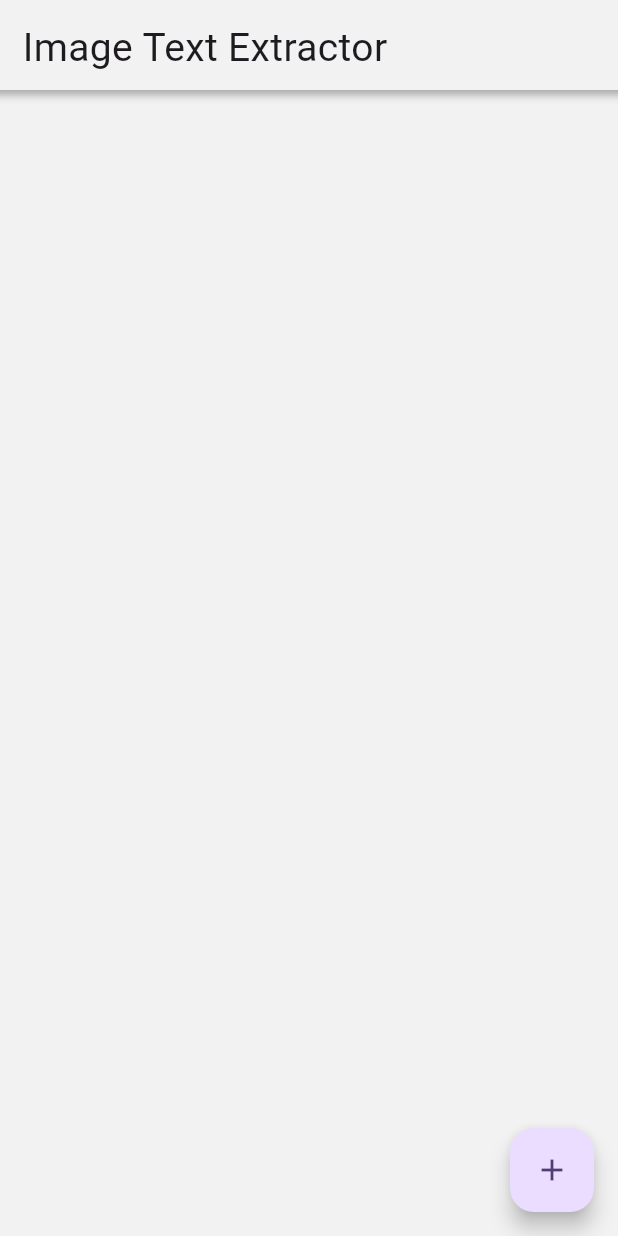
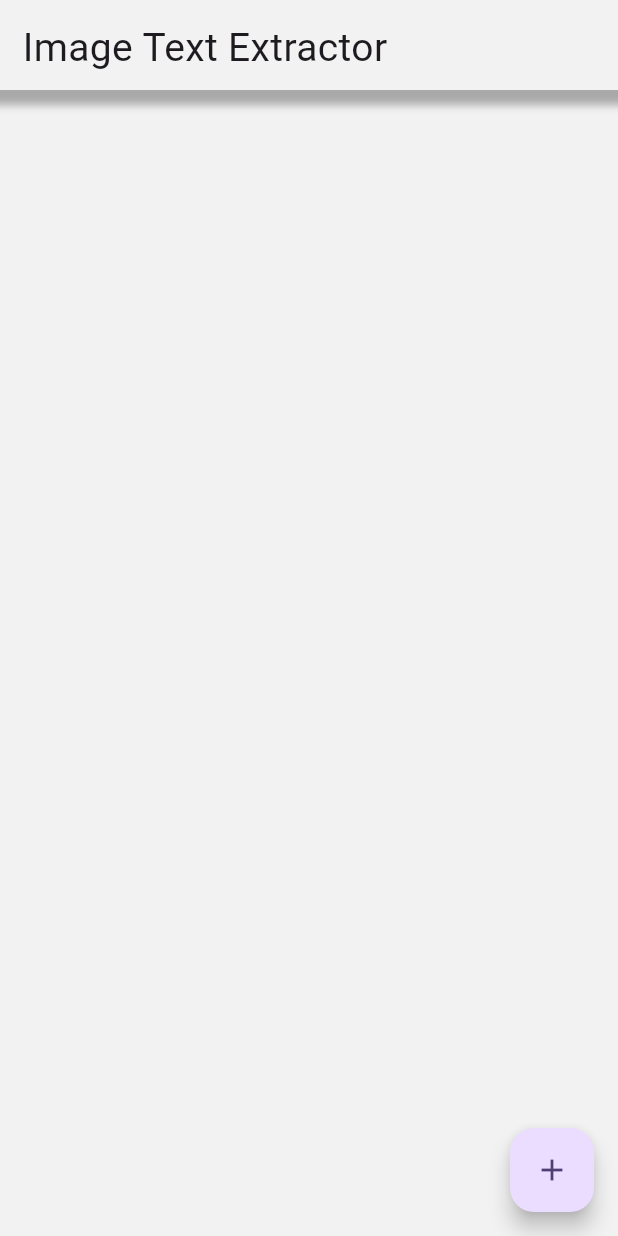
Before and after one commit to CenturionTheMan/MobileImageTextExtractor, a Flutter app: the screen it shows after launch, on a phone screen of 412 x 824 dp. Run offline on Flutter 3.47's test engine with Material 3 defaults, Android fonts, the phone set to English and light mode, and no system bars; our stand-ins replace camera, image_picker.

Commit message:
Small changes

```diff
--- a/image_text_extractor/lib/pages/camera_view_page.dart
+++ b/image_text_extractor/lib/pages/camera_view_page.dart
@@ -67,7 +67,7 @@ class _CameraViewPageState extends State<CameraViewPage> {
         body: SafeArea(
           child: Column(
             children: [
-              HeaderBar(title: 'Camera View'),
+              const HeaderBar(title: 'Camera View'),
               Expanded(
                 child: FutureBuilder<void>(
                   future: _initializeCameraControllerFuture,
@@ -89,8 +89,8 @@ class _CameraViewPageState extends State<CameraViewPage> {
           FloatingActionButton(
             heroTag: "switchCameraButton",
             onPressed: () { changeCamera(); },
+            tooltip: "Switch camera",
             child: const Icon(Icons.switch_camera_outlined),
-            tooltip: "Switch camera",
           ),
           const SizedBox(width: 5),
           FloatingActionButton(
@@ -120,8 +120,8 @@ class _CameraViewPageState extends State<CameraViewPage> {
           FloatingActionButton(
             heroTag: "pickImageBtn",
             onPressed: pickImageFromGallery,
+            tooltip: 'Pick image from gallery',
             child: const Icon(Icons.image),
-            tooltip: 'Pick image from gallery',
           ),
         ],
       ),
--- a/image_text_extractor/lib/pages/display_picture_pre_extration_page.dart
+++ b/image_text_extractor/lib/pages/display_picture_pre_extration_page.dart
@@ -30,7 +30,7 @@ class _DisplayPicturePreExtractionPageState
       body: SafeArea(
         child: Column(
           children: [
-            HeaderBar(title: 'Display Picture'),
+            const HeaderBar(title: 'Display Picture'),
             Expanded(
               child: Image.file(
                 File(widget.imagePath),
--- a/image_text_extractor/lib/pages/home_page.dart
+++ b/image_text_extractor/lib/pages/home_page.dart
@@ -39,10 +39,10 @@ class _HomePageState extends State<HomePage> with WidgetsBindingObserver {
     return Scaffold(
       body: SafeArea(
         child: Container(
-          color: Color(0xfff2f2f2),
+          color: const Color(0xfff2f2f2),
           child: Column(
             children: [
-              HeaderBar(title: 'Image Text Extractor'),
+              const HeaderBar(title: 'Image Text Extractor'),
               Expanded(
                 child: Padding(
                   padding: const EdgeInsets.only(bottom: 80.0),
--- a/image_text_extractor/lib/widgets/header_bar.dart
+++ b/image_text_extractor/lib/widgets/header_bar.dart
@@ -4,7 +4,7 @@ import 'package:flutter/material.dart';
 class HeaderBar extends StatelessWidget {
   final String title;
 
-  const HeaderBar({
+  const HeaderBar({super.key,
     required this.title
   });
 
@@ -13,10 +13,10 @@ class HeaderBar extends StatelessWidget {
     return Container(
       height: 60,
       decoration: BoxDecoration(
-          color: Color(0xfff2f2f2),
+          color: const Color(0xfff2f2f2),
           boxShadow: [
             BoxShadow(
-                offset: Offset(0, -5),
+                offset: const Offset(0, 2),
                 color: Colors.black.withOpacity(0.3),
                 blurRadius: 4,
                 spreadRadius: 8
@@ -30,7 +30,7 @@ class HeaderBar extends StatelessWidget {
           children: [
             Text(
               title,
-              style: TextStyle(
+              style: const TextStyle(
                   fontSize: 26
               ),
             ),
```
Also changed, not shown: 6 other files.
